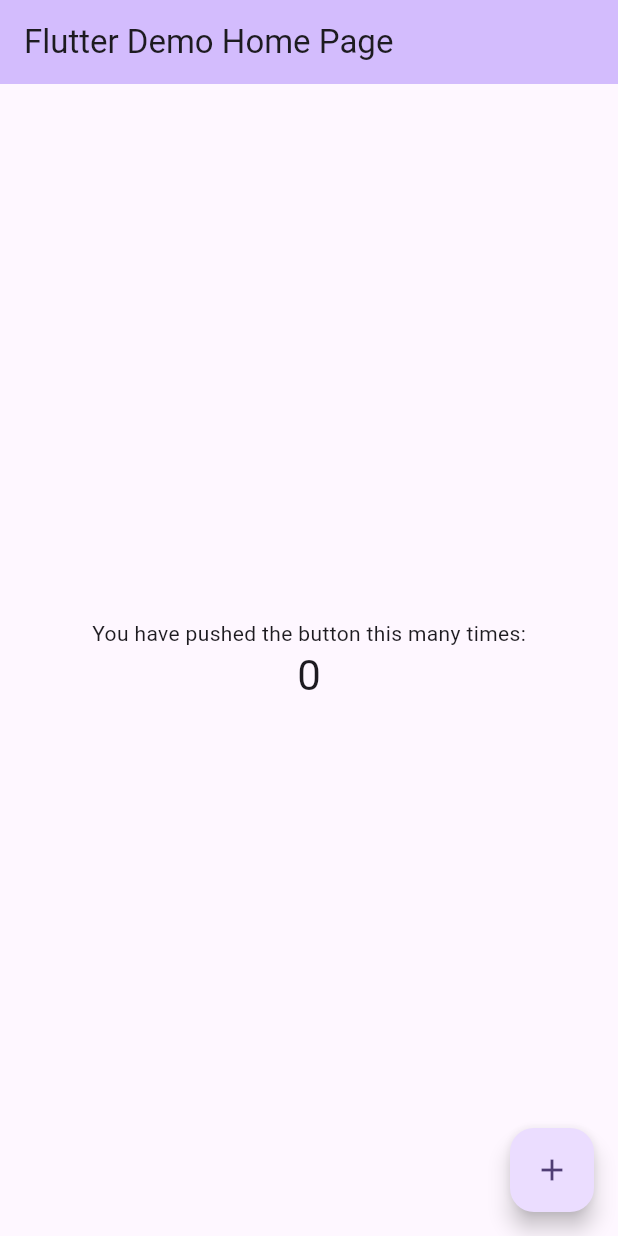
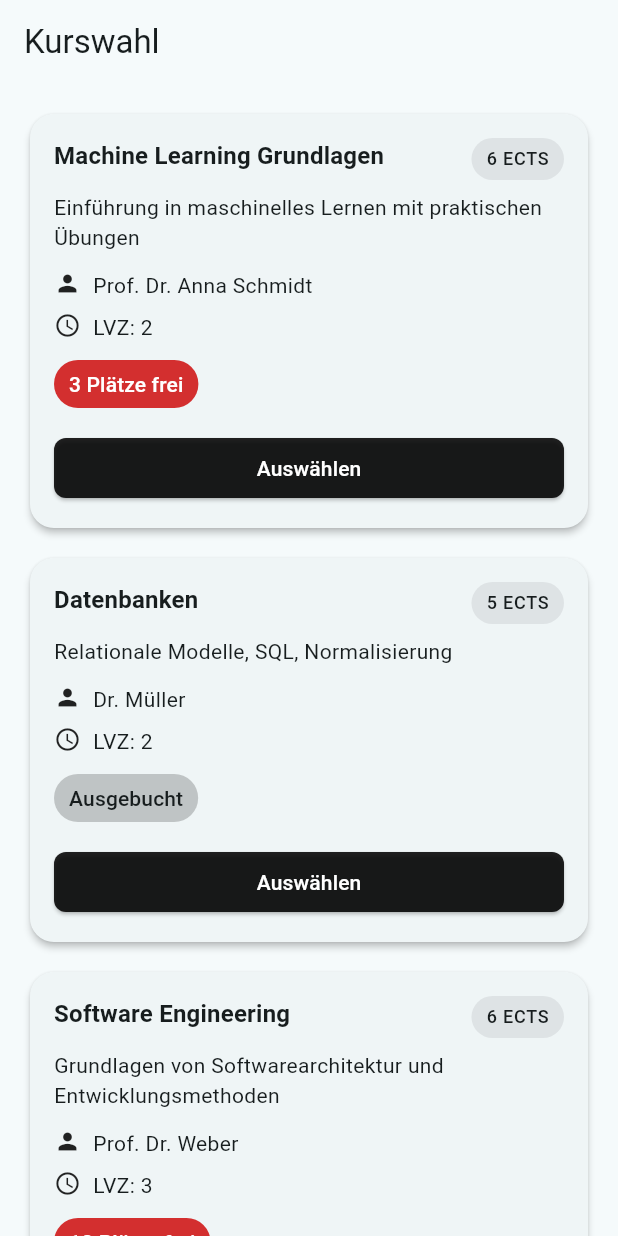
Before and after one commit to PhillipSteph/WaPfAu, a Flutter app: the screen it shows after launch, on a phone screen of 412 x 824 dp. Run offline on Flutter 3.47's test engine with Material 3 defaults, Android fonts, the phone set to English and light mode, and no system bars.

Commit message:
First steps

```diff
--- a/lib/main.dart
+++ b/lib/main.dart
@@ -1,4 +1,9 @@
 import 'package:flutter/material.dart';
+import 'package:wapfau/pages/coursePage.dart';
+import 'package:wapfau/services/courseService.dart';
+import 'package:wapfau/widgets/card.dart';
+
+import 'models/course.dart';
 
 void main() {
   runApp(const MyApp());
@@ -13,9 +18,9 @@ class MyApp extends StatelessWidget {
     return MaterialApp(
       title: 'Wapfau',
       theme: ThemeData(
-        colorScheme: ColorScheme.fromSeed(seedColor: Colors.deepPurple),
+        colorScheme: ColorScheme.fromSeed(seedColor: Colors.grey),
       ),
-      home: const MyHomePage(title: 'Flutter Demo Home Page'),
+      home: const MyHomePage(title: 'Wahlpflicht Auswahl'),
     );
   }
 }
@@ -29,37 +34,11 @@ class MyHomePage extends StatefulWidget {
 }
 
 class _MyHomePageState extends State<MyHomePage> {
-  int _counter = 0;
-
-  void _incrementCounter() {
-    setState(() {
-      _counter++;
-    });
-  }
-
   @override
   Widget build(BuildContext context) {
     return Scaffold(
-      appBar: AppBar(
-        backgroundColor: Theme.of(context).colorScheme.inversePrimary,
-        title: Text(widget.title),
-      ),
       body: Center(
-        child: Column(
-          mainAxisAlignment: MainAxisAlignment.center,
-          children: <Widget>[
-            const Text('You have pushed the button this many times:'),
-            Text(
-              '$_counter',
-              style: Theme.of(context).textTheme.headlineMedium,
-            ),
-          ],
-        ),
-      ),
-      floatingActionButton: FloatingActionButton(
-        onPressed: _incrementCounter,
-        tooltip: 'Increment',
-        child: const Icon(Icons.add),
+          child: MyCoursePage(title: 'Kurse')
       ),
     );
   }
--- /dev/null
+++ b/lib/models/course.dart
@@ -0,0 +1,34 @@
+
+import 'package:flutter/cupertino.dart';
+
+@immutable
+class Course {
+  final String id;
+  final String title;
+  final int ects;
+  final String description;
+  final String prof;
+  final int lvz;
+  final int availableSlots;
+  final int reservedSlots;
+
+  const Course({
+    required this.id,
+    required this.title,
+    required this.ects,
+    required this.description,
+    required this.prof,
+    required this.lvz,
+    required this.availableSlots,
+    required this.reservedSlots,
+  });
+
+  // Equality by id -> enables List.contains(course)
+  @override
+  bool operator ==(Object other) =>
+      identical(this, other) ||
+          other is Course && runtimeType == other.runtimeType && id == other.id;
+
+  @override
+  int get hashCode => id.hashCode;
+}
--- /dev/null
+++ b/lib/pages/coursePage.dart
@@ -0,0 +1,58 @@
+import 'package:flutter/material.dart';
+
+import '../models/course.dart';
+import '../services/courseService.dart';
+import '../widgets/card.dart';
+
+
+class MyCoursePage extends StatefulWidget {
+  const MyCoursePage({super.key, required this.title});
+  final String title;
+
+  @override
+  State<MyCoursePage> createState() => _MyCoursesPageState();
+}
+
+class _MyCoursesPageState extends State<MyCoursePage> {
+  final courseService = CourseService();
+  late final List<Course> courses;
+
+  final List<Course> selectedCourses = [];
+
+  @override
+  void initState() {
+    super.initState();
+    courses = courseService.getAllCourses();
+  }
+
+  void _toggleSelection(Course c) {
+    setState(() {
+      if (selectedCourses.contains(c)) {
+        selectedCourses.remove(c);
+      } else {
+        selectedCourses.add(c);
+      }
+    });
+  }
+
+  @override
+  Widget build(BuildContext context) {
+    return Scaffold(
+      appBar: AppBar(title: const Text('Kurswahl')),
+      body: ListView.separated(
+        padding: const EdgeInsets.all(16),
+        itemCount: courses.length,
+        separatorBuilder: (_, __) => const SizedBox(height: 12),
+        itemBuilder: (context, i) {
+          final course = courses[i];
+          final isSelected = selectedCourses.contains(course);
+          return CourseCard(
+            course: course,
+            isSelected: isSelected,
+            onToggleSelect: () => _toggleSelection(course),
+          );
+        },
+      ),
+    );
+  }
+}
--- /dev/null
+++ b/lib/services/courseService.dart
@@ -0,0 +1,41 @@
+// course_service.dart
+import '../models/course.dart';
+
+class CourseService {
+  // In a real app, this might fetch from a backend / API.
+  // For now, it just returns a hardcoded list.
+  List<Course> getAllCourses() {
+    return const [
+      Course(
+        id: 'ml',
+        title: 'Machine Learning Grundlagen',
+        ects: 6,
+        description: 'Einführung in maschinelles Lernen mit praktischen Übungen',
+        prof: 'Prof. Dr. Anna Schmidt',
+        lvz: 2,
+        availableSlots: 30,
+        reservedSlots: 27,
+      ),
+      Course(
+        id: 'db',
+        title: 'Datenbanken',
+        ects: 5,
+        description: 'Relationale Modelle, SQL, Normalisierung',
+        prof: 'Dr. Müller',
+        lvz: 2,
+        availableSlots: 25,
+        reservedSlots: 25,
+      ),
+      Course(
+        id: 'se',
+        title: 'Software Engineering',
+        ects: 6,
+        description: 'Grundlagen von Softwarearchitektur und Entwicklungsmethoden',
+        prof: 'Prof. Dr. Weber',
+        lvz: 3,
+        availableSlots: 20,
+        reservedSlots: 10,
+      ),
+    ];
+  }
+}
--- /dev/null
+++ b/lib/widgets/card.dart
@@ -0,0 +1,152 @@
+import 'package:flutter/material.dart';
+
+import '../models/course.dart';
+
+class CourseCard extends StatelessWidget {
+  final Course course;
+  final bool isSelected;
+  final VoidCallback onToggleSelect;
+
+  const CourseCard({
+    super.key,
+    required this.course,
+    required this.isSelected,
+    required this.onToggleSelect,
+  });
+
+  @override
+  Widget build(BuildContext context) {
+    final theme = Theme.of(context);
+    final seatsLeft =
+    (course.availableSlots - course.reservedSlots).clamp(-9999, 9999);
+
+    Color normalBg = isSelected ? Colors.red : Colors.black87;
+
+    return ConstrainedBox(
+      constraints: const BoxConstraints(minWidth: double.infinity),
+      child: Card(
+        elevation: 2,
+        shape: RoundedRectangleBorder(borderRadius: BorderRadius.circular(16)),
+        child: Padding(
+          padding: const EdgeInsets.all(16),
+          child: Column(
+            crossAxisAlignment: CrossAxisAlignment.start,
+            mainAxisSize: MainAxisSize.min,
+            children: [
+              Row(
+                crossAxisAlignment: CrossAxisAlignment.start,
+                children: [
+                  Expanded(
+                    child: Text(
+                      course.title,
+                      softWrap: true,
+                      overflow: TextOverflow.visible,
+                      style: theme.textTheme.titleMedium?.copyWith(
+                        fontWeight: FontWeight.w700,
+                      ),
+                    ),
+                  ),
+                  const SizedBox(width: 12),
+                  Container(
+                    padding:
+                    const EdgeInsets.symmetric(horizontal: 10, vertical: 6),
+                    decoration: BoxDecoration(
+                      color: theme.colorScheme.surfaceContainerHighest,
+                      borderRadius: BorderRadius.circular(999),
+                    ),
+                    child: Text('${course.ects} ECTS',
+                        style: theme.textTheme.labelMedium),
+                  ),
+                ],
+              ),
+              const SizedBox(height: 8),
+              Text(
+                course.description,
+                softWrap: true,
+                overflow: TextOverflow.visible,
+                style: theme.textTheme.bodyMedium,
+              ),
+              const SizedBox(height: 12),
+              Row(
+                crossAxisAlignment: CrossAxisAlignment.start,
+                children: [
+                  const Icon(Icons.person, size: 18),
+                  const SizedBox(width: 8),
+                  Expanded(
+                    child: Text(
+                      course.prof,
+                      softWrap: true,
+                      overflow: TextOverflow.visible,
+                    ),
+                  ),
+                ],
+              ),
+              const SizedBox(height: 8),
+              Row(
+                crossAxisAlignment: CrossAxisAlignment.start,
+                children: [
+                  const Icon(Icons.schedule, size: 18),
+                  const SizedBox(width: 8),
+                  Expanded(
+                    child: Text('LVZ: ${course.lvz}',
+                        softWrap: true, overflow: TextOverflow.visible),
+                  ),
+                ],
+              ),
+              const SizedBox(height: 12),
+              if (seatsLeft > 0)
+                Container(
+                  padding:
+                  const EdgeInsets.symmetric(horizontal: 10, vertical: 6),
+                  decoration: BoxDecoration(
+                    color: Colors.red.shade700,
+                    borderRadius: BorderRadius.circular(999),
+                  ),
+                  child: Text(
+                    '$seatsLeft Plätze frei',
+                    style: theme.textTheme.labelLarge
+                        ?.copyWith(color: Colors.white),
+                  ),
+                )
+              else
+                Container(
+                  padding:
+                  const EdgeInsets.symmetric(horizontal: 10, vertical: 6),
+                  decoration: BoxDecoration(
+                    color: theme.disabledColor.withOpacity(0.2),
+                    borderRadius: BorderRadius.circular(999),
+                  ),
+                  child:
+                  Text('Ausgebucht', style: theme.textTheme.labelLarge),
+                ),
+              const SizedBox(height: 16),
+              SizedBox(
+                width: double.infinity,
+                child: ElevatedButton(
+                  onPressed: onToggleSelect,
+                  style: ElevatedButton.styleFrom(
+                    foregroundColor: Colors.white, // text & icon
+                    backgroundColor: normalBg,
+                    shape: RoundedRectangleBorder(
+                      borderRadius: BorderRadius.circular(8),
+                    ),
+                  ).copyWith(
+                    // pressed state should be red
+                    backgroundColor:
+                    MaterialStateProperty.resolveWith<Color>((states) {
+                      if (states.contains(MaterialState.pressed)) {
+                        return Colors.red;
+                      }
+                      return normalBg;
+                    }),
+                  ),
+                  child: Text(isSelected ? 'Ausgewählt' : 'Auswählen'),
+                ),
+              ),
+            ],
+          ),
+        ),
+      ),
+    );
+  }
+}
```
Also changed, not shown: pubspec.lock, 5 other files.
